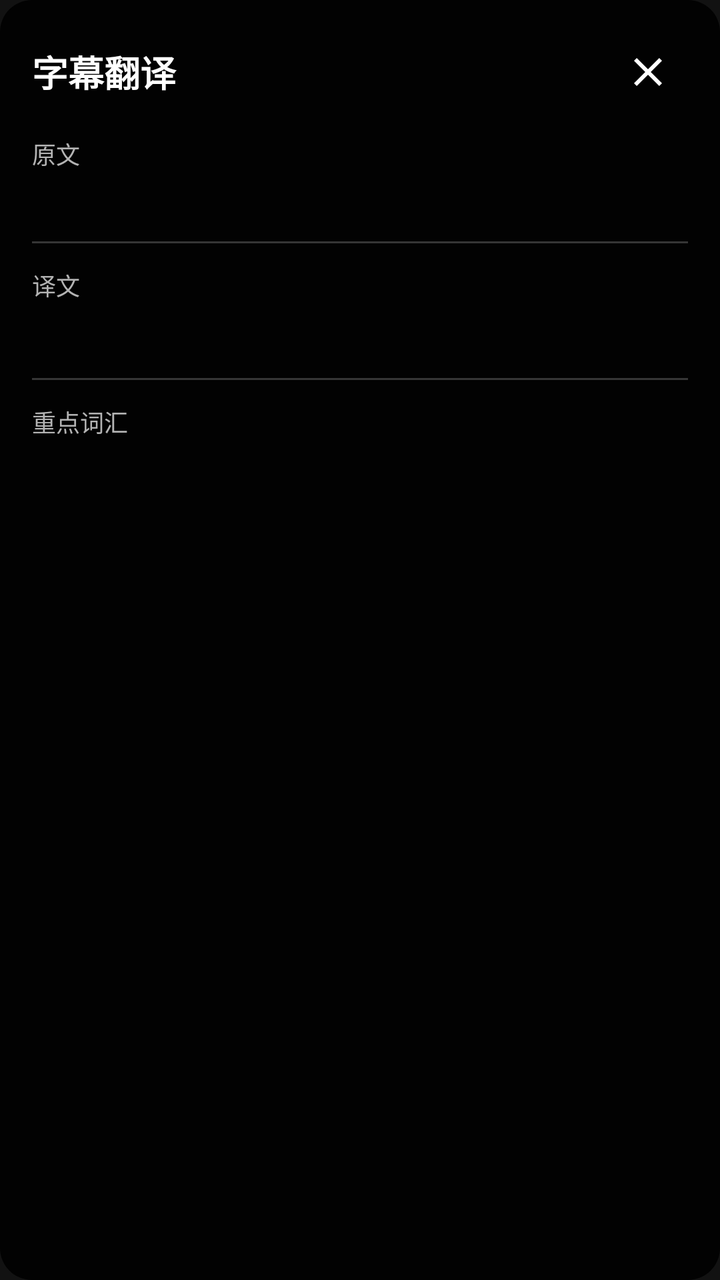
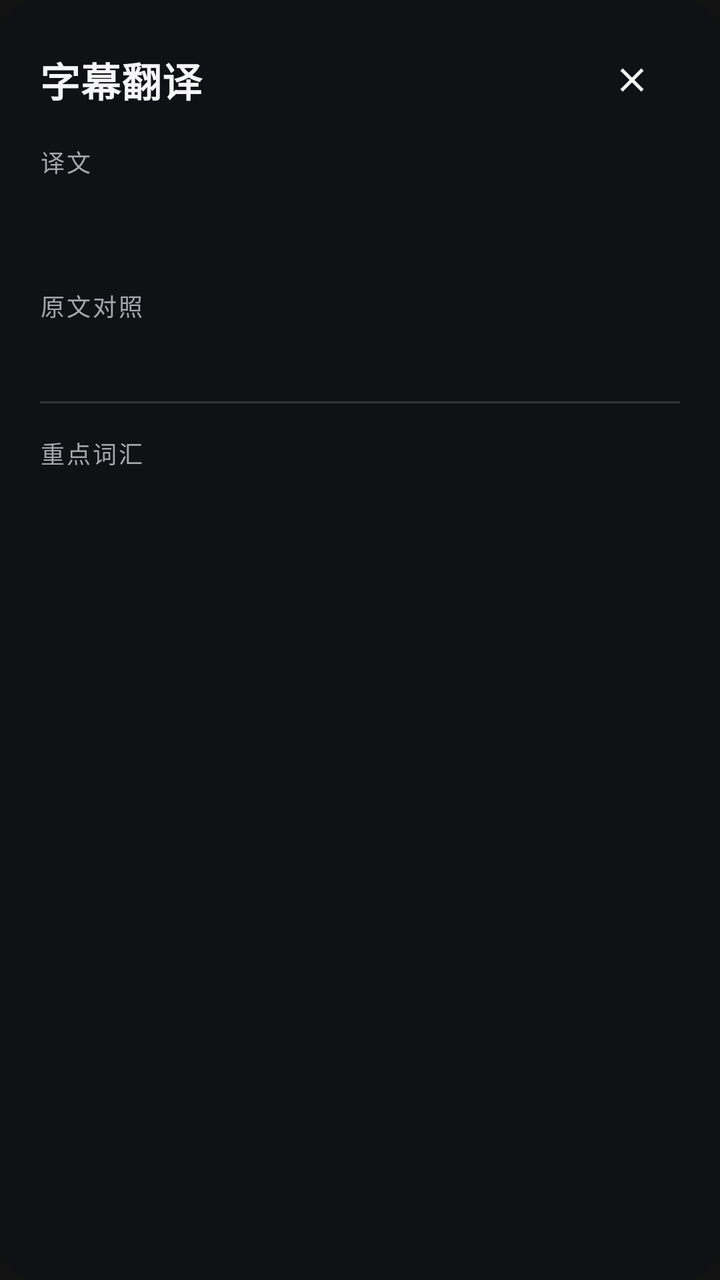

The first picture is an Android layout as it rendered before a commit; the second is the same layout after the commit. The layout source and the unified diff follow.
<!-- AndroidManifest.xml: application theme Theme.SubtitleTranslator -->
<!-- res/layout/overlay_translation.xml -->
<?xml version="1.0" encoding="utf-8"?>
<LinearLayout xmlns:android="http://schemas.android.com/apk/res/android"
    android:layout_width="match_parent"
    android:layout_height="wrap_content"
    android:orientation="vertical"
    android:background="@drawable/bg_translation_overlay"
    android:padding="16dp">

    
    <LinearLayout
        android:layout_width="match_parent"
        android:layout_height="wrap_content"
        android:orientation="horizontal"
        android:gravity="center_vertical">

        <TextView
            android:layout_width="0dp"
            android:layout_height="wrap_content"
            android:layout_weight="1"
            android:text="字幕翻译"
            android:textSize="18sp"
            android:textStyle="bold"
            android:textColor="@android:color/white" />

        <ImageButton
            android:id="@+id/btnClose"
            android:layout_width="40dp"
            android:layout_height="40dp"
            android:background="?attr/selectableItemBackgroundBorderless"
            android:src="@drawable/ic_close"
            android:contentDescription="关闭" />
    </LinearLayout>

    <ScrollView
        android:id="@+id/contentScroll"
        android:layout_width="match_parent"
        android:layout_height="wrap_content"
        android:scrollbars="vertical">

        <LinearLayout
            android:layout_width="match_parent"
            android:layout_height="wrap_content"
            android:orientation="vertical">

            
            <TextView
                android:layout_width="match_parent"
                android:layout_height="wrap_content"
                android:layout_marginTop="12dp"
                android:text="原文"
                android:textSize="12sp"
                android:textColor="@color/text_secondary" />

            <TextView
                android:id="@+id/tvOriginalText"
                android:layout_width="match_parent"
                android:layout_height="wrap_content"
                android:layout_marginTop="4dp"
                android:textSize="14sp"
                android:textColor="@android:color/white"
                android:lineSpacingMultiplier="1.2" />

            
            <View
                android:layout_width="match_parent"
                android:layout_height="1dp"
                android:layout_marginVertical="12dp"
                android:background="@color/divider" />

            
            <TextView
                android:layout_width="match_parent"
                android:layout_height="wrap_content"
                android:text="译文"
                android:textSize="12sp"
                android:textColor="@color/text_secondary" />

            <TextView
                android:id="@+id/tvTranslatedText"
                android:layout_width="match_parent"
                android:layout_height="wrap_content"
                android:layout_marginTop="4dp"
                android:textSize="16sp"
                android:textColor="@android:color/holo_green_light"
                android:textStyle="bold"
                android:lineSpacingMultiplier="1.3" />

            
            <View
                android:layout_width="match_parent"
                android:layout_height="1dp"
                android:layout_marginVertical="12dp"
                android:background="@color/divider" />

            
            <TextView
                android:layout_width="match_parent"
                android:layout_height="wrap_content"
                android:text="重点词汇"
                android:textSize="12sp"
                android:textColor="@color/text_secondary" />

            <LinearLayout
                android:id="@+id/wordsContainer"
                android:layout_width="match_parent"
                android:layout_height="wrap_content"
                android:layout_marginTop="8dp"
                android:orientation="vertical" />

        </LinearLayout>
    </ScrollView>

</LinearLayout>
<!-- resources referenced by this layout -->
<resources>
  <color name="divider">#33FFFFFF</color>
  <color name="text_secondary">#FFB3B3B3</color>
  <!-- drawable bg_translation_overlay (drawable) -->
  <?xml version="1.0" encoding="utf-8"?>
  <shape xmlns:android="http://schemas.android.com/apk/res/android"
      android:shape="rectangle">
      <solid android:color="#E6000000" />
      <corners android:radius="16dp" />
      <padding
          android:left="16dp"
          android:top="16dp"
          android:right="16dp"
          android:bottom="16dp" />
  </shape>
  <!-- drawable ic_close (drawable) -->
  <?xml version="1.0" encoding="utf-8"?>
  <vector xmlns:android="http://schemas.android.com/apk/res/android"
      android:width="24dp"
      android:height="24dp"
      android:viewportWidth="24"
      android:viewportHeight="24"
      android:tint="@android:color/white">
      <path
          android:fillColor="@android:color/white"
          android:pathData="M19,6.41L17.59,5 12,10.59 6.41,5 5,6.41 10.59,12 5,17.59 6.41,19 12,13.41 17.59,19 19,17.59 13.41,12z"/>
  </vector>
  <style name="Theme.SubtitleTranslator" parent="Theme.MaterialComponents.NoActionBar">
          
          <item name="colorPrimary">@color/purple_500</item>
          <item name="colorPrimaryVariant">@color/purple_700</item>
          <item name="colorOnPrimary">@color/white</item>
          
          <item name="colorSecondary">@color/teal_200</item>
          <item name="colorSecondaryVariant">@color/teal_700</item>
          <item name="colorOnSecondary">@color/black</item>
          
          <item name="android:statusBarColor">@android:color/background_dark</item>
          <item name="android:windowLightStatusBar">false</item>
          <item name="android:navigationBarColor">@android:color/background_dark</item>
      </style>
  <color name="purple_500">#FF6200EE</color>
  <color name="purple_700">#FF3700B3</color>
  <color name="white">#FFFFFFFF</color>
  <color name="teal_200">#FF03DAC5</color>
  <color name="teal_700">#FF018786</color>
  <color name="black">#FF000000</color>
</resources>

<!-- the commit's change to res/layout/overlay_translation.xml (unified diff, before → after) -->
@@ -2,9 +2,12 @@
 <LinearLayout xmlns:android="http://schemas.android.com/apk/res/android"
     android:layout_width="match_parent"
     android:layout_height="wrap_content"
+    android:layout_marginHorizontal="12dp"
     android:orientation="vertical"
     android:background="@drawable/bg_translation_overlay"
-    android:padding="16dp">
+    android:paddingHorizontal="20dp"
+    android:paddingTop="16dp"
+    android:paddingBottom="20dp">
 
     
     <LinearLayout
@@ -18,14 +21,14 @@
             android:layout_height="wrap_content"
             android:layout_weight="1"
             android:text="字幕翻译"
-            android:textSize="18sp"
-            android:textStyle="bold"
-            android:textColor="@android:color/white" />
+            android:textAppearance="@style/TextAppearance.SubtitleTranslator.ScreenTitle" />
 
         <ImageButton
             android:id="@+id/btnClose"
-            android:layout_width="40dp"
-            android:layout_height="40dp"
+            android:layout_width="@dimen/touch_target"
+            android:layout_height="@dimen/touch_target"
+            android:padding="@dimen/icon_button_padding"
+            android:scaleType="fitCenter"
             android:background="?attr/selectableItemBackgroundBorderless"
             android:src="@drawable/ic_close"
             android:contentDescription="关闭" />
@@ -46,10 +49,24 @@
             <TextView
                 android:layout_width="match_parent"
                 android:layout_height="wrap_content"
-                android:layout_marginTop="12dp"
-                android:text="原文"
-                android:textSize="12sp"
-                android:textColor="@color/text_secondary" />
+                android:layout_marginTop="8dp"
+                android:text="译文"
+                android:textAppearance="@style/TextAppearance.SubtitleTranslator.SectionLabel" />
+
+            <TextView
+                android:id="@+id/tvTranslatedText"
+                android:layout_width="match_parent"
+                android:layout_height="wrap_content"
+                android:layout_marginTop="6dp"
+                android:textAppearance="@style/TextAppearance.SubtitleTranslator.Translation" />
+
+            
+            <TextView
+                android:layout_width="match_parent"
+                android:layout_height="wrap_content"
+                android:layout_marginTop="16dp"
+                android:text="原文对照"
+                android:textAppearance="@style/TextAppearance.SubtitleTranslator.SectionLabel" />
 
             <TextView
                 android:id="@+id/tvOriginalText"
@@ -57,54 +74,42 @@
                 android:layout_height="wrap_content"
                 android:layout_marginTop="4dp"
                 android:textSize="14sp"
-                android:textColor="@android:color/white"
-                android:lineSpacingMultiplier="1.2" />
+                android:textColor="@color/text_secondary"
+                android:lineSpacingMultiplier="1.35" />
 
-            
             <View
                 android:layout_width="match_parent"
                 android:layout_height="1dp"
-                android:layout_marginVertical="12dp"
+                android:layout_marginVertical="16dp"
                 android:background="@color/divider" />
 
             
-            <TextView
+            <LinearLayout
                 android:layout_width="match_parent"
                 android:layout_height="wrap_content"
-                android:text="译文"
-                android:textSize="12sp"
-                android:textColor="@color/text_secondary" />
+                android:orientation="horizontal"
+                android:gravity="center_vertical">
 
-            <TextView
-                android:id="@+id/tvTranslatedText"
-                android:layout_width="match_parent"
-                android:layout_height="wrap_content"
-                android:layout_marginTop="4dp"
-                android:textSize="16sp"
-                android:textColor="@android:color/holo_green_light"
-                android:textStyle="bold"
-                android:lineSpacingMultiplier="1.3" />
+                <TextView
+                    android:layout_width="0dp"
+                    android:layout_height="wrap_content"
+                    android:layout_weight="1"
+                    android:text="重点词汇"
+                    android:textAppearance="@style/TextAppearance.SubtitleTranslator.SectionLabel" />
 
-            
-            <View
-                android:layout_width="match_parent"
-                android:layout_height="1dp"
-                android:layout_marginVertical="12dp"
-                android:background="@color/divider" />
-
-            
-            <TextView
-                android:layout_width="match_parent"
-                android:layout_height="wrap_content"
-                android:text="重点词汇"
-                android:textSize="12sp"
-                android:textColor="@color/text_secondary" />
+                <TextView
+                    android:id="@+id/tvWordCount"
+                    android:layout_width="wrap_content"
+                    android:layout_height="wrap_content"
+                    android:textAppearance="@style/TextAppearance.SubtitleTranslator.Caption"
+                    android:visibility="gone" />
+            </LinearLayout>
 
             <LinearLayout
                 android:id="@+id/wordsContainer"
                 android:layout_width="match_parent"
                 android:layout_height="wrap_content"
-                android:layout_marginTop="8dp"
+                android:layout_marginTop="4dp"
                 android:orientation="vertical" />
 
         </LinearLayout>
<!-- resource entries referenced after the edit -->
@@ -1,18 +1,15 @@
 <!-- resources referenced by this layout -->
 <resources>
-  <color name="divider">#33FFFFFF</color>
-  <color name="text_secondary">#FFB3B3B3</color>
+  <color name="divider">#FF34353B</color>
+  <color name="text_secondary">#FFA5A7B0</color>
+  <dimen name="icon_button_padding">14dp</dimen>
+  <dimen name="touch_target">48dp</dimen>
   <!-- drawable bg_translation_overlay (drawable) -->
   <?xml version="1.0" encoding="utf-8"?>
   <shape xmlns:android="http://schemas.android.com/apk/res/android"
       android:shape="rectangle">
-      <solid android:color="#E6000000" />
-      <corners android:radius="16dp" />
-      <padding
-          android:left="16dp"
-          android:top="16dp"
-          android:right="16dp"
-          android:bottom="16dp" />
+      <solid android:color="@color/panel_bg" />
+      <corners android:radius="@dimen/panel_radius" />
   </shape>
   <!-- drawable ic_close (drawable) -->
   <?xml version="1.0" encoding="utf-8"?>
@@ -26,25 +23,45 @@
           android:fillColor="@android:color/white"
           android:pathData="M19,6.41L17.59,5 12,10.59 6.41,5 5,6.41 10.59,12 5,17.59 6.41,19 12,13.41 17.59,19 19,17.59 13.41,12z"/>
   </vector>
+  <style name="TextAppearance.SubtitleTranslator.Caption" parent="TextAppearance.MaterialComponents.Caption">
+          <item name="android:textSize">12sp</item>
+          <item name="android:textColor">@color/text_secondary</item>
+      </style>
+  <style name="TextAppearance.SubtitleTranslator.ScreenTitle" parent="TextAppearance.MaterialComponents.Headline6">
+          <item name="android:textSize">20sp</item>
+          <item name="android:textStyle">bold</item>
+          <item name="android:textColor">@color/text_primary</item>
+      </style>
+  <style name="TextAppearance.SubtitleTranslator.SectionLabel" parent="TextAppearance.MaterialComponents.Caption">
+          <item name="android:textSize">12sp</item>
+          <item name="android:textColor">@color/text_secondary</item>
+          <item name="android:letterSpacing">0.08</item>
+      </style>
+  <style name="TextAppearance.SubtitleTranslator.Translation" parent="TextAppearance.MaterialComponents.Headline5">
+          <item name="android:textSize">24sp</item>
+          <item name="android:textStyle">bold</item>
+          <item name="android:textColor">@color/accent_dim</item>
+          <item name="android:lineSpacingMultiplier">1.45</item>
+      </style>
   <style name="Theme.SubtitleTranslator" parent="Theme.MaterialComponents.NoActionBar">
           
-          <item name="colorPrimary">@color/purple_500</item>
-          <item name="colorPrimaryVariant">@color/purple_700</item>
-          <item name="colorOnPrimary">@color/white</item>
+          <item name="colorPrimary">@color/accent</item>
+          <item name="colorPrimaryVariant">@color/accent_dim</item>
+          <item name="colorOnPrimary">@color/on_accent</item>
+          <item name="colorSecondary">@color/accent</item>
+          <item name="colorSecondaryVariant">@color/accent_dim</item>
+          <item name="colorOnSecondary">@color/on_accent</item>
           
-          <item name="colorSecondary">@color/teal_200</item>
-          <item name="colorSecondaryVariant">@color/teal_700</item>
-          <item name="colorOnSecondary">@color/black</item>
-          
-          <item name="android:statusBarColor">@android:color/background_dark</item>
+          <item name="android:statusBarColor">@color/screen_bg</item>
           <item name="android:windowLightStatusBar">false</item>
-          <item name="android:navigationBarColor">@android:color/background_dark</item>
+          <item name="android:navigationBarColor">@color/screen_bg</item>
       </style>
-  <color name="purple_500">#FF6200EE</color>
-  <color name="purple_700">#FF3700B3</color>
-  <color name="white">#FFFFFFFF</color>
-  <color name="teal_200">#FF03DAC5</color>
-  <color name="teal_700">#FF018786</color>
-  <color name="black">#FF000000</color>
+  <color name="panel_bg">#FF101114</color>
+  <dimen name="panel_radius">20dp</dimen>
+  <color name="text_primary">#FFF5F5F7</color>
+  <color name="accent_dim">#FFCBE97F</color>
+  <color name="accent">#FFB9E64B</color>
+  <color name="on_accent">#FF101114</color>
+  <color name="screen_bg">#FF101114</color>
 </resources>
 
